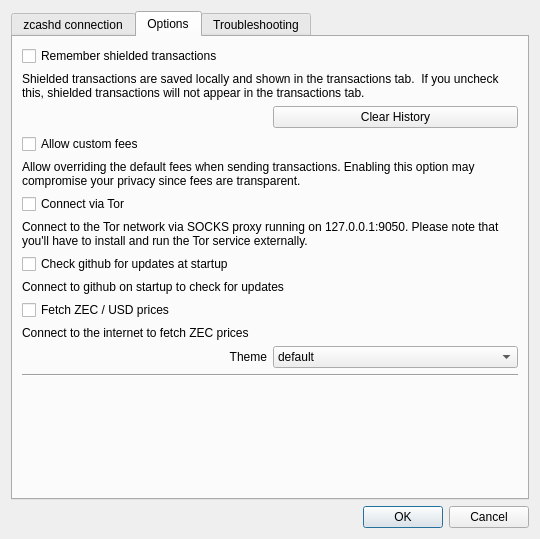
Above: src/settings.ui from z-bitcoinz/BitcoinZ_Blue before the change. Below: the same form after it.
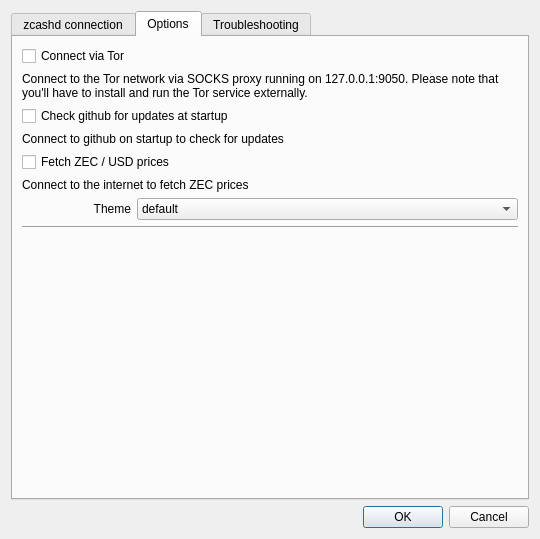
That is the form after the change.

Commit message: Remove custom fees + save sent setting

Patch:
```diff
--- a/src/settings.ui
+++ b/src/settings.ui
@@ -145,62 +145,71 @@
        <string>Options</string>
       </attribute>
       <layout class="QGridLayout" name="gridLayout">
-       <item row="1" column="0" colspan="2">
-        <widget class="QLabel" name="label_5">
-         <property name="text">
-          <string>Shielded transactions are saved locally and shown in the transactions tab.  If you uncheck this, shielded transactions will not appear in the transactions tab.</string>
+       <item row="8" column="1">
+        <widget class="QComboBox" name="comboBoxTheme">
+         <property name="sizePolicy">
+          <sizepolicy hsizetype="MinimumExpanding" vsizetype="Fixed">
+           <horstretch>0</horstretch>
+           <verstretch>0</verstretch>
+          </sizepolicy>
          </property>
-         <property name="wordWrap">
-          <bool>true</bool>
-         </property>
+         <item>
+          <property name="text">
+           <string>default</string>
+          </property>
+         </item>
+         <item>
+          <property name="text">
+           <string>blue</string>
+          </property>
+         </item>
+         <item>
+          <property name="text">
+           <string>light</string>
+          </property>
+         </item>
+         <item>
+          <property name="text">
+           <string>dark</string>
+          </property>
+         </item>
         </widget>
        </item>
-       <item row="0" column="0" colspan="2">
-        <widget class="QCheckBox" name="chkSaveTxs">
-         <property name="text">
-          <string>Remember shielded transactions</string>
-         </property>
-        </widget>
-       </item>
-       <item row="3" column="0">
-        <widget class="QCheckBox" name="chkCustomFees">
-         <property name="text">
-          <string>Allow custom fees</string>
-         </property>
-        </widget>
-       </item>
-       <item row="8" column="0" colspan="2">
+       <item row="3" column="0" colspan="2">
         <widget class="QLabel" name="label_8">
          <property name="text">
           <string>Connect to github on startup to check for updates</string>
          </property>
         </widget>
        </item>
-       <item row="9" column="0" colspan="2">
+       <item row="10" column="0" colspan="2">
+        <spacer name="verticalSpacer_2">
+         <property name="orientation">
+          <enum>Qt::Vertical</enum>
+         </property>
+         <property name="sizeHint" stdset="0">
+          <size>
+           <width>20</width>
+           <height>40</height>
+          </size>
+         </property>
+        </spacer>
+       </item>
+       <item row="4" column="0" colspan="2">
         <widget class="QCheckBox" name="chkFetchPrices">
          <property name="text">
           <string>Fetch ZEC / USD prices</string>
          </property>
         </widget>
        </item>
-       <item row="10" column="0" colspan="2">
-        <widget class="QLabel" name="label_10">
+       <item row="0" column="0">
+        <widget class="QCheckBox" name="chkTor">
          <property name="text">
-          <string>Connect to the internet to fetch ZEC prices</string>
+          <string>Connect via Tor</string>
          </property>
         </widget>
        </item>
-       <item row="6" column="0" colspan="2">
-        <widget class="QLabel" name="lblTor">
-         <property name="text">
-          <string>Connect to the Tor network via SOCKS proxy running on 127.0.0.1:9050. Please note that you'll have to install and run the Tor service externally.</string>
-         </property>
-         <property name="wordWrap">
-          <bool>true</bool>
-         </property>
-        </widget>
-       </item>
-       <item row="13" column="0">
+       <item row="8" column="0">
         <widget class="QLabel" name="label_20">
          <property name="sizePolicy">
           <sizepolicy hsizetype="Preferred" vsizetype="Preferred">
@@ -216,94 +225,14 @@
          </property>
         </widget>
        </item>
-       <item row="2" column="1">
-        <widget class="QPushButton" name="btnClearSaved">
-         <property name="text">
-          <string>Clear History</string>
-         </property>
-        </widget>
-       </item>
-       <item row="15" column="0" colspan="2">
-        <spacer name="verticalSpacer_2">
-         <property name="orientation">
-          <enum>Qt::Vertical</enum>
-         </property>
-         <property name="sizeHint" stdset="0">
-          <size>
-           <width>20</width>
-           <height>40</height>
-          </size>
-         </property>
-        </spacer>
-       </item>
-       <item row="4" column="0" colspan="2">
-        <widget class="QLabel" name="label_6">
-         <property name="text">
-          <string>Allow overriding the default fees when sending transactions. Enabling this option may compromise your privacy since fees are transparent. </string>
-         </property>
-         <property name="wordWrap">
-          <bool>true</bool>
-         </property>
-        </widget>
-       </item>
-       <item row="7" column="0" colspan="2">
+       <item row="2" column="0" colspan="2">
         <widget class="QCheckBox" name="chkCheckUpdates">
          <property name="text">
           <string>Check github for updates at startup</string>
          </property>
         </widget>
        </item>
-       <item row="5" column="0">
-        <widget class="QCheckBox" name="chkTor">
-         <property name="text">
-          <string>Connect via Tor</string>
-         </property>
-        </widget>
-       </item>
-       <item row="2" column="0">
-        <spacer name="horizontalSpacer">
-         <property name="orientation">
-          <enum>Qt::Horizontal</enum>
-         </property>
-         <property name="sizeHint" stdset="0">
-          <size>
-           <width>40</width>
-           <height>20</height>
-          </size>
-         </property>
-        </spacer>
-       </item>
-       <item row="13" column="1">
-        <widget class="QComboBox" name="comboBoxTheme">
-         <property name="sizePolicy">
-          <sizepolicy hsizetype="MinimumExpanding" vsizetype="Fixed">
-           <horstretch>0</horstretch>
-           <verstretch>0</verstretch>
-          </sizepolicy>
-         </property>
-         <item>
-          <property name="text">
-           <string>default</string>
-          </property>
-         </item>
-         <item>
-          <property name="text">
-           <string>blue</string>
-          </property>
-         </item>
-         <item>
-          <property name="text">
-           <string>light</string>
-          </property>
-         </item>
-         <item>
-          <property name="text">
-           <string>dark</string>
-          </property>
-         </item>
-        </widget>
-       </item>
-       <item row="14" column="0" colspan="2">
+       <item row="9" column="0" colspan="2">
         <widget class="Line" name="line_2">
          <property name="sizePolicy">
           <sizepolicy hsizetype="Minimum" vsizetype="Fixed">
@@ -316,6 +245,23 @@
          </property>
         </widget>
        </item>
+       <item row="5" column="0" colspan="2">
+        <widget class="QLabel" name="label_10">
+         <property name="text">
+          <string>Connect to the internet to fetch ZEC prices</string>
+         </property>
+        </widget>
+       </item>
+       <item row="1" column="0" colspan="2">
+        <widget class="QLabel" name="lblTor">
+         <property name="text">
+          <string>Connect to the Tor network via SOCKS proxy running on 127.0.0.1:9050. Please note that you'll have to install and run the Tor service externally.</string>
+         </property>
+         <property name="wordWrap">
+          <bool>true</bool>
+         </property>
+        </widget>
+       </item>
       </layout>
      </widget>
      <widget class="QWidget" name="tab_3">
```
The commit also changes 5 other files.
